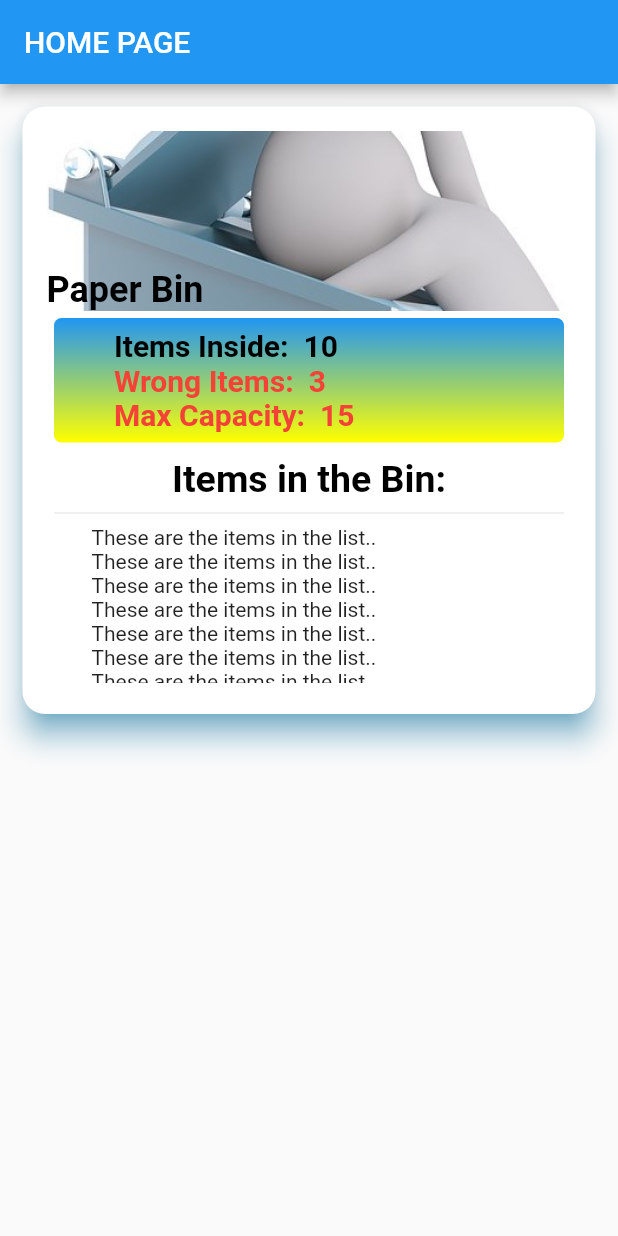
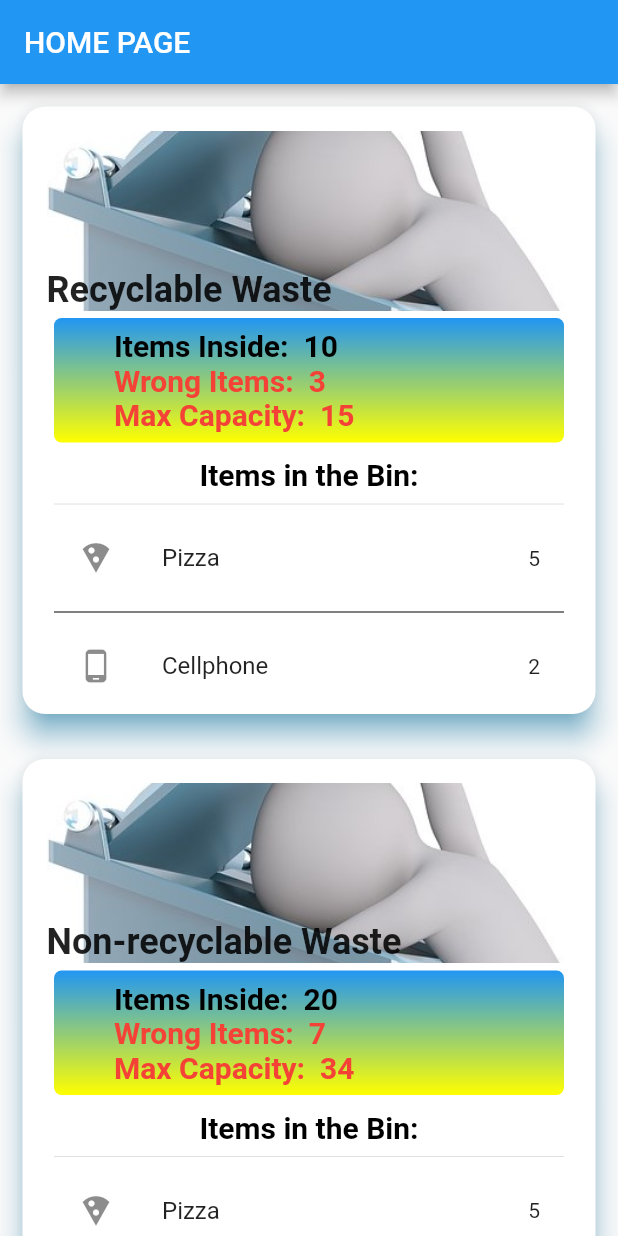
Before and after one commit to velvet-market/GreenseerApp, a Flutter app: the screen it shows after launch, on a phone screen of 412 x 824 dp. Run offline on Flutter 3.47's test engine with Material 2 defaults, Android fonts, the phone set to English and light mode, and no system bars; our stand-ins replace get, google_fonts.

Commit message:
Design updated

```diff
--- a/lib/screens/homepage.dart
+++ b/lib/screens/homepage.dart
@@ -1,8 +1,5 @@
 import 'package:flutter/material.dart';
-import 'package:route52/widgets/bintitle.dart';
 import 'package:route52/widgets/card.dart';
-import 'package:route52/widgets/info.dart';
-import 'package:route52/widgets/itemlist.dart';
 
 class HomePage extends StatelessWidget {
   @override
@@ -17,7 +14,32 @@ class HomePage extends StatelessWidget {
                 child: Column(
                   // mainAxisAlignment: MainAxisAlignment.center,
                   crossAxisAlignment: CrossAxisAlignment.center,
-                  children: <Widget>[Cardtile()],
+                  children: <Widget>[
+                    Cardtile(
+                        key: UniqueKey(),
+                        title: "Recyclable Waste",
+                        items: 10,
+                        maxcap: 15,
+                        wrong: 3,
+                        list: {
+                          "Pizza": 3,
+                          "Cellphone": 2,
+                          "Glass": 4,
+                          "Paper": 2
+                        }),
+                    Cardtile(
+                        key: UniqueKey(),
+                        title: "Non-recyclable Waste",
+                        items: 20,
+                        maxcap: 34,
+                        wrong: 7,
+                        list: {
+                          "Pizza": 2,
+                          "Cellphone": 0,
+                          "Glass": 1,
+                          "Paper": 5
+                        })
+                  ],
                 ))));
   }
 }
--- a/lib/widgets/bintitle.dart
+++ b/lib/widgets/bintitle.dart
@@ -1,13 +1,16 @@
 import 'package:flutter/material.dart';
 
+// ignore: must_be_immutable
 class Bintitle extends StatefulWidget {
-  const Bintitle({Key? key}) : super(key: key);
+  Bintitle({Key? key, required this.title}) : super(key: key);
+  String title;
 
   @override
   State<Bintitle> createState() => _BintitleState();
 }
 
 class _BintitleState extends State<Bintitle> {
+// final String title;
   @override
   Widget build(BuildContext context) {
     return Stack(
@@ -22,10 +25,10 @@ class _BintitleState extends State<Bintitle> {
         ),
         // Fill with data
         Text(
-          'Paper Bin',
+          widget.title,
           style: TextStyle(
             fontWeight: FontWeight.bold,
-            color: Colors.black,
+            color: Colors.black87,
             fontSize: 24,
           ),
         ),
--- a/lib/widgets/card.dart
+++ b/lib/widgets/card.dart
@@ -4,8 +4,22 @@ import 'package:route52/widgets/info.dart';
 
 import 'itemlist.dart';
 
+// ignore: must_be_immutable
 class Cardtile extends StatefulWidget {
-  const Cardtile({Key? key}) : super(key: key);
+  String title;
+  int items;
+  int maxcap;
+  int wrong;
+  Map<String, dynamic> list;
+
+  Cardtile({
+    Key? key,
+    required this.title,
+    required this.items,
+    required this.maxcap,
+    required this.wrong,
+    required this.list,
+  }) : super(key: key);
 
   @override
   State<Cardtile> createState() => _CardtileState();
@@ -26,6 +40,19 @@ class _CardtileState extends State<Cardtile> {
             padding: EdgeInsets.all(16),
             child: Column(
                 crossAxisAlignment: CrossAxisAlignment.center,
-                children: [Bintitle(), Info(), ItemList()])));
+                children: [
+                  Bintitle(
+                    title: widget.title,
+                  ),
+                  Info(
+                    key: UniqueKey(),
+                    items: widget.items,
+                    maxcap: widget.maxcap,
+                    wrong: widget.wrong,
+                  ),
+                  ItemList(
+                    list: widget.list,
+                  )
+                ])));
   }
 }
--- a/lib/widgets/info.dart
+++ b/lib/widgets/info.dart
@@ -1,8 +1,21 @@
 import 'package:flutter/material.dart';
 
-class Info extends StatelessWidget {
-  const Info({Key? key}) : super(key: key);
+// ignore: must_be_immutable
+class Info extends StatefulWidget {
+  int items;
+  int maxcap;
+  int wrong;
+  Info(
+      {Key? key,
+      required this.items,
+      required this.maxcap,
+      required this.wrong})
+      : super(key: key);
+  @override
+  State<Info> createState() => _InfoState();
+}
 
+class _InfoState extends State<Info> {
   @override
   Widget build(BuildContext context) {
     return Container(
@@ -38,7 +51,7 @@ class Info extends StatelessWidget {
                 height: 1,
               ),
               Text(
-                "10",
+                widget.items.toString(),
                 style: TextStyle(
                     color: Colors.black,
                     fontWeight: FontWeight.bold,
@@ -61,7 +74,7 @@ class Info extends StatelessWidget {
               height: 1,
             ),
             Text(
-              "3",
+              widget.wrong.toString(),
               style: TextStyle(
                   color: Colors.red, fontWeight: FontWeight.bold, fontSize: 20),
             )
@@ -81,7 +94,7 @@ class Info extends StatelessWidget {
               height: 1,
             ),
             Text(
-              "15",
+              widget.maxcap.toString(),
               style: TextStyle(
                   color: Colors.red, fontWeight: FontWeight.bold, fontSize: 20),
             )
--- a/lib/widgets/itemlist.dart
+++ b/lib/widgets/itemlist.dart
@@ -1,8 +1,10 @@
 import 'package:flutter/material.dart';
 //import 'package:route52/widgets/text_widget.dart';
 
+// ignore: must_be_immutable
 class ItemList extends StatelessWidget {
-  const ItemList({Key? key}) : super(key: key);
+  Map<String, dynamic> list;
+  ItemList({Key? key, required this.list}) : super(key: key);
 
   @override
   Widget build(BuildContext context) {
@@ -13,17 +15,40 @@ class ItemList extends StatelessWidget {
           Text(
             'Items in the Bin:',
             style: TextStyle(
-                color: Colors.black, fontWeight: FontWeight.bold, fontSize: 25),
+                color: Colors.black, fontWeight: FontWeight.bold, fontSize: 20),
           ),
           Divider(),
           Expanded(
-              child: ListView.builder(
-                  padding: EdgeInsets.only(left: 25),
-                  shrinkWrap: true,
-                  itemCount: 10,
-                  itemBuilder: (BuildContext context, int index) {
-                    return Text('These are the items in the list..');
-                  }))
+              child: ListView(
+            children: <Widget>[
+              ListTile(
+                title: Text("Pizza"),
+                leading: Icon(Icons.local_pizza),
+                trailing: Text(5.toString()),
+              ),
+              Divider(
+                color: Colors.black,
+              ),
+              ListTile(
+                  title: Text("Cellphone"),
+                  leading: Icon(Icons.phone_android),
+                  trailing: Text(2.toString())),
+              Divider(
+                color: Colors.black,
+              ),
+              ListTile(
+                  title: Text("Glass"),
+                  leading: Icon(Icons.collections),
+                  trailing: Text(1.toString())),
+              Divider(
+                color: Colors.black,
+              ),
+              ListTile(
+                  title: Text("Paper"),
+                  leading: Icon(Icons.book),
+                  trailing: Text(5.toString()))
+            ],
+          ))
         ]));
   }
 }
```
